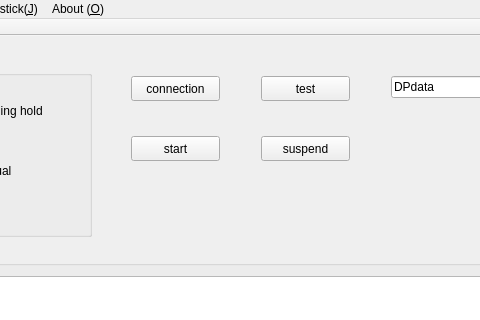
This is DPfloatover/QT/mainwindow.ui in wp6726454/USV-robotics as Qt 5 draws it before an edit; both pictures show x 99 to 579 and y 0 to 320 of the 770 by 539 pixel window. The edited form follows.
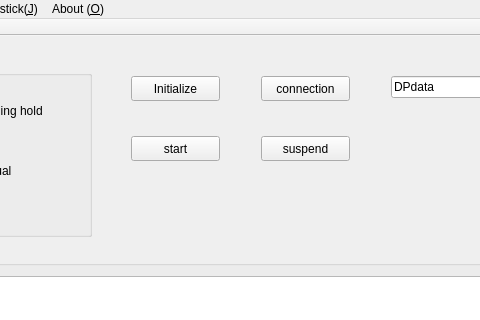
This is the edited form.

```diff
--- a/DPfloatover/QT/mainwindow.ui
+++ b/DPfloatover/QT/mainwindow.ui
@@ -63,7 +63,7 @@
      </rect>
     </property>
     <property name="text">
-     <string>connection</string>
+     <string>Initialize</string>
     </property>
    </widget>
    <widget class="QPushButton" name="PB_test">
@@ -76,7 +76,7 @@
      </rect>
     </property>
     <property name="text">
-     <string>test</string>
+     <string>connection</string>
     </property>
    </widget>
    <widget class="QPushButton" name="PB_suspend">
```
Left out of the diff: 2 changed lines with no effect on the pictures.
